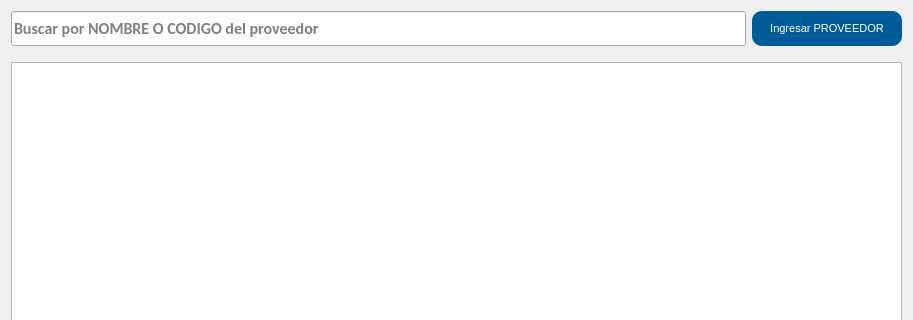
Old version of the form gui/listas/listaProveedores.ui in the repository shae-ra/sindicato; both pictures show x 0 to 913 and y 0 to 320 of the 913 by 643 pixel window.
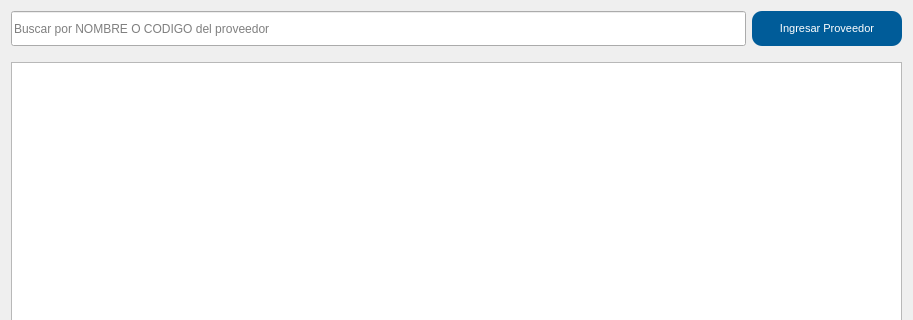
New version of the form. Icons and pictures are not drawn. Custom widgets are drawn as their Qt base class.

Patch:
```diff
--- a/gui/listas/listaProveedores.ui
+++ b/gui/listas/listaProveedores.ui
@@ -170,7 +170,7 @@
 }</string>
        </property>
        <property name="text">
-        <string>Ingresar PROVEEDOR</string>
+        <string>Ingresar Proveedor</string>
        </property>
        <property name="icon">
         <iconset>
@@ -195,14 +195,6 @@
          <verstretch>0</verstretch>
         </sizepolicy>
        </property>
-       <property name="font">
-        <font>
-         <family>Calibri</family>
-         <pointsize>12</pointsize>
-         <weight>75</weight>
-         <bold>true</bold>
-        </font>
-       </property>
        <property name="mouseTracking">
         <bool>false</bool>
        </property>
```
